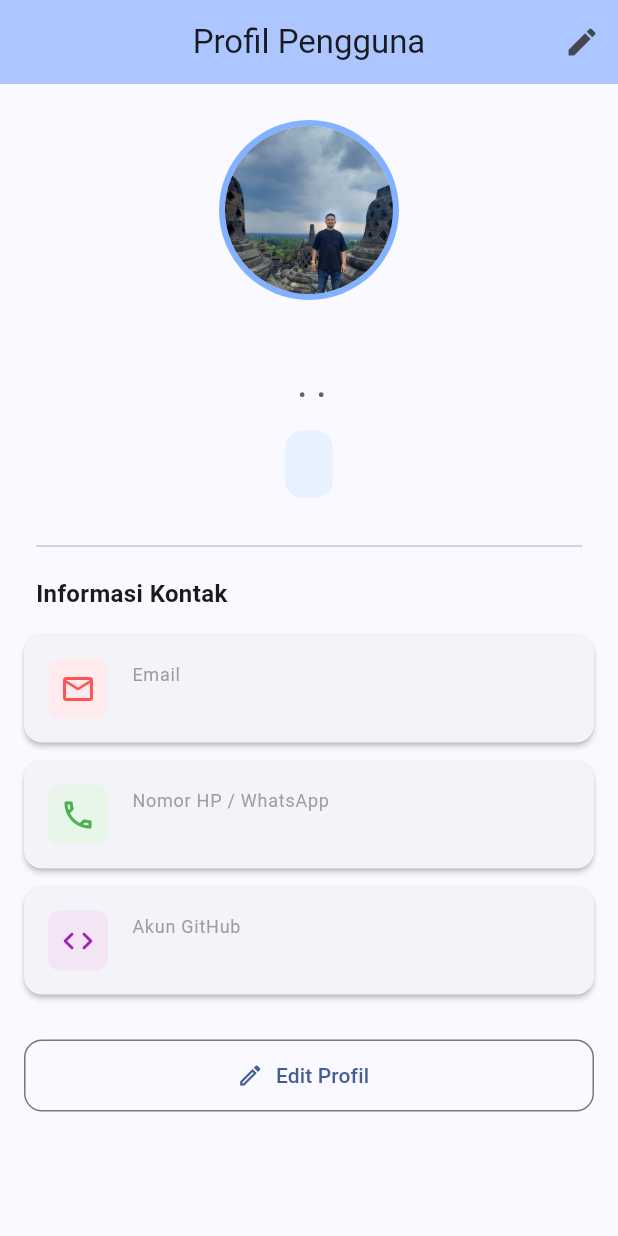
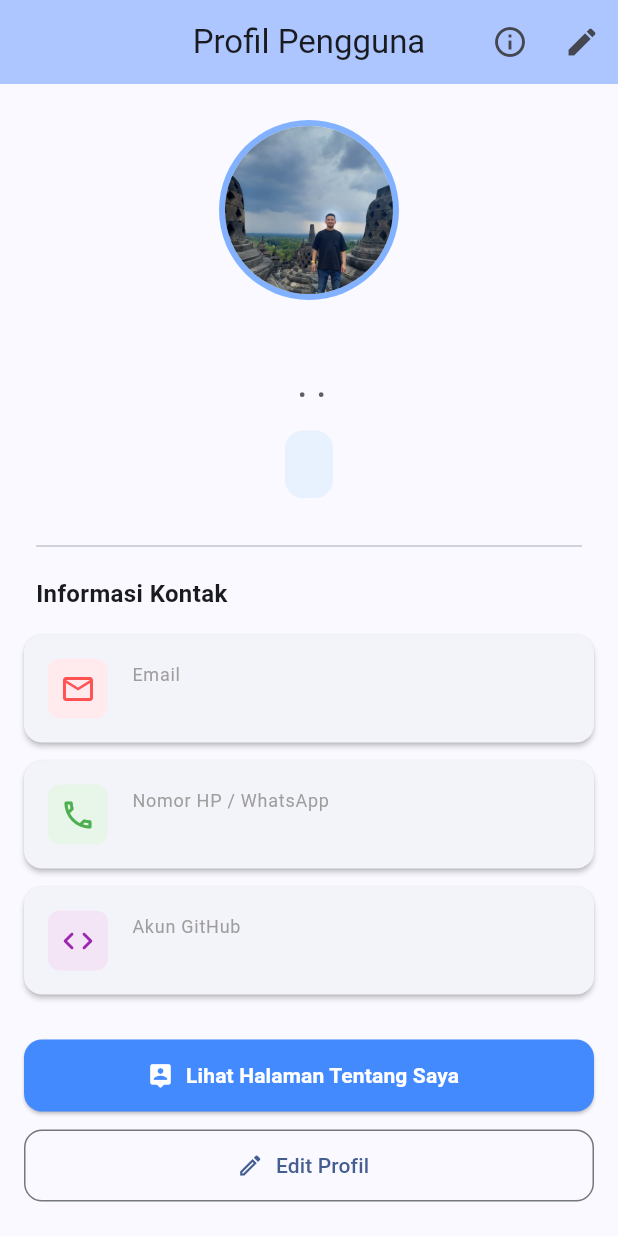
Before and after one commit to 1124160121-byte/uts-pml-1124160121-soal2, a Flutter app: the ProfileScreen screen opened directly with empty values, on a phone screen of 412 x 824 dp. Run offline on Flutter 3.47's test engine with Material 3 defaults, Android fonts, the phone set to English and light mode, and no system bars; accounts and stored records are empty.

Commit message:
bagian A tahap 4: Membuat halaman Tentang saya terdapat hobi,riwayat pendidikan,serta kemampuan diri

```diff
--- a/lib/screens/profile_screen.dart
+++ b/lib/screens/profile_screen.dart
@@ -1,6 +1,7 @@
 import 'package:flutter/material.dart';
 import '../models/user_profile.dart';
 import 'edit_profile_screen.dart';
+import 'about_screen.dart';
 
 class ProfileScreen extends StatefulWidget {
   final UserProfile profile;
@@ -46,6 +47,16 @@ class _ProfileScreenState extends State<ProfileScreen> {
     }
   }
 
+  // Fungsi navigasi ke Halaman Tentang Saya
+  void _navigateToAboutScreen() {
+    Navigator.push(
+      context,
+      MaterialPageRoute(
+        builder: (context) => const AboutScreen(),
+      ),
+    );
+  }
+
   @override
   Widget build(BuildContext context) {
     return Scaffold(
@@ -54,6 +65,11 @@ class _ProfileScreenState extends State<ProfileScreen> {
         centerTitle: true,
         backgroundColor: Theme.of(context).colorScheme.inversePrimary,
         actions: [
+          IconButton(
+            icon: const Icon(Icons.info_outline),
+            tooltip: 'Tentang Saya',
+            onPressed: _navigateToAboutScreen,
+          ),
           IconButton(
             icon: const Icon(Icons.edit),
             tooltip: 'Edit Profil',
@@ -252,10 +268,32 @@ class _ProfileScreenState extends State<ProfileScreen> {
             ),
             const SizedBox(height: 24),
 
-            // Tombol Edit Profil
+            // Tombol Navigasi Halaman Edit Profil & Halaman Tentang Saya
             Padding(
               padding: const EdgeInsets.symmetric(horizontal: 16.0),
-              child: SizedBox(
+              child: Column(
+                children: [
+                  SizedBox(
+                    width: double.infinity,
+                    height: 48,
+                    child: ElevatedButton.icon(
+                      onPressed: _navigateToAboutScreen,
+                      icon: const Icon(Icons.person_pin_rounded),
+                      label: const Text(
+                        'Lihat Halaman Tentang Saya',
+                        style: TextStyle(fontWeight: FontWeight.bold),
+                      ),
+                      style: ElevatedButton.styleFrom(
+                        backgroundColor: Colors.blueAccent,
+                        foregroundColor: Colors.white,
+                        shape: RoundedRectangleBorder(
+                          borderRadius: BorderRadius.circular(12),
+                        ),
+                      ),
+                    ),
+                  ),
+                  const SizedBox(height: 12),
+                  SizedBox(
                     width: double.infinity,
                     height: 48,
                     child: OutlinedButton.icon(
@@ -269,6 +307,8 @@ class _ProfileScreenState extends State<ProfileScreen> {
                       ),
                     ),
                   ),
+                ],
+              ),
             ),
             const SizedBox(height: 30),
           ],
```
Also changed, not shown: lib/screens/about_screen.dart (added, +221 -0 lines). Lines whose indentation alone changed are shown as unchanged.
